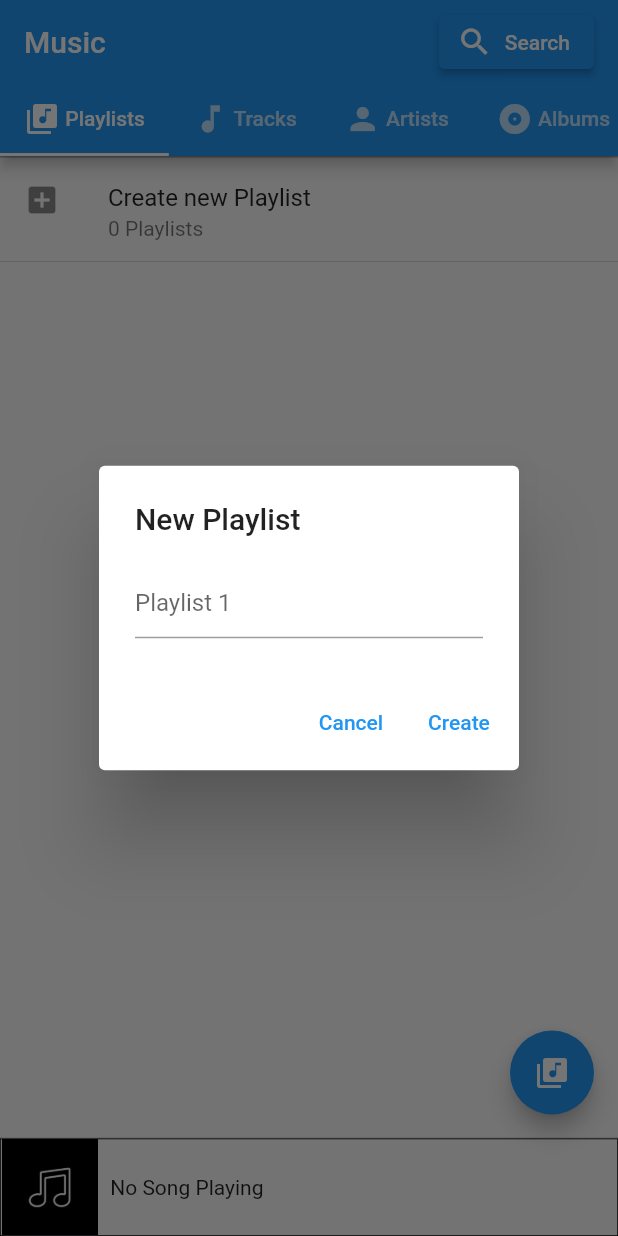
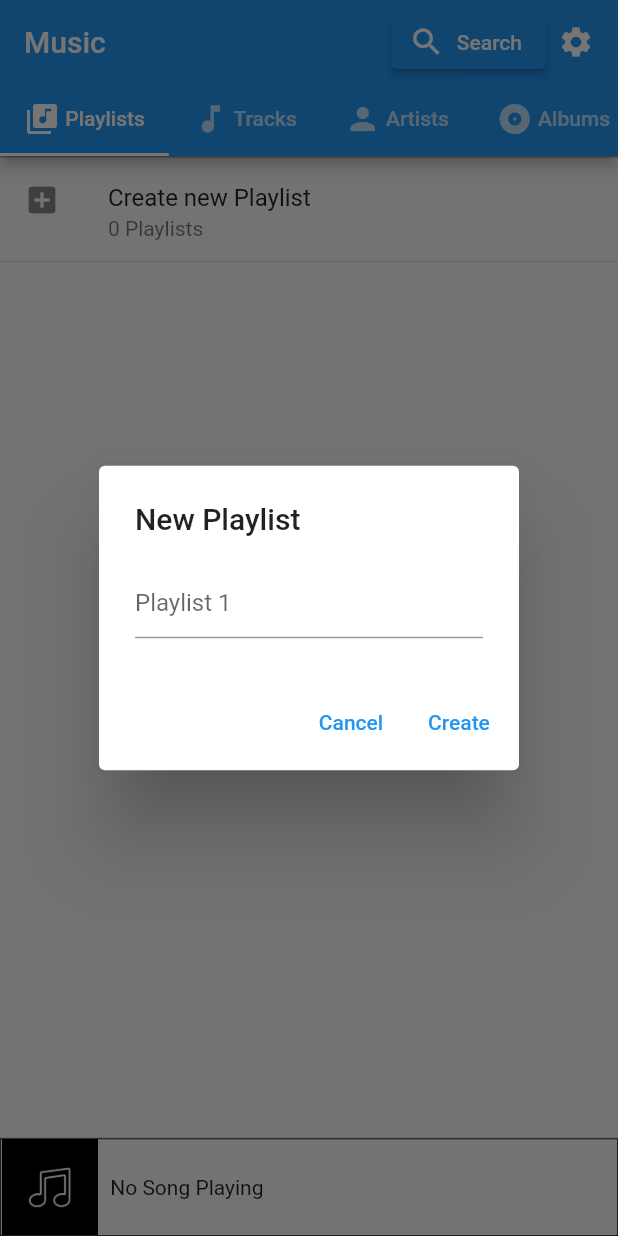
Before and after one commit to Genteel01/music_app, a Flutter app: the screen it shows after launch, after a tap on "Create new Playlist", on a phone screen of 412 x 824 dp. Run offline on Flutter 3.47's test engine with Material 2 defaults, Android fonts, the phone set to English and light mode, and no system bars; our stand-ins replace file_picker, just_audio; missing offline and left inert: draggable_scrollbar, enum_to_string, flutter_media_metadata.

Commit message:
Can now change where you look for songs
Also am now checking if there is only 1 track/playlist/artist/album so the text doesn't display the plural

```diff
--- a/music_app/lib/AlbumList.dart
+++ b/music_app/lib/AlbumList.dart
@@ -39,7 +39,7 @@ class _AlbumListState extends State<AlbumList> {
                         {
                           return Padding(
                             padding: const EdgeInsets.all(8.0),
-                            child: Align(alignment: Alignment.centerLeft, child: Text(dataModel.albums.length.toString() + " Albums", style: TextStyle(fontSize: 16,),)),
+                            child: Align(alignment: Alignment.centerLeft, child: Text(dataModel.albums.length == 1 ? dataModel.albums.length.toString() + " Album" : dataModel.albums.length.toString() + " Albums", style: TextStyle(fontSize: 16,),)),
                           );
                         }
                         var album = dataModel.albums[index - 1];
@@ -83,7 +83,7 @@ class _AlbumListItemState extends State<AlbumListItem> {
       child: ListTile(
         selected: dataModel.selectedIndices.contains(dataModel.albums.indexOf(widget.album)),
         title: Text(widget.album.name),
-        trailing: Text(widget.album.songs.length.toString() + " tracks"),
+        trailing: Text(widget.album.songs.length == 1 ? widget.album.songs.length.toString() + " track" : widget.album.songs.length.toString() + " tracks"),
         subtitle: Text(widget.album.albumArtist),
         leading: SizedBox(width: 50, height: 50, child: widget.album.albumArt == null ? Image.asset("assets/images/music_note.jpg") : Image.memory(widget.album.albumArt!)),
         onTap: () => {
--- a/music_app/lib/ArtistList.dart
+++ b/music_app/lib/ArtistList.dart
@@ -39,7 +39,7 @@ class _ArtistListState extends State<ArtistList> {
                         {
                           return Padding(
                             padding: const EdgeInsets.all(8.0),
-                            child: Align(alignment: Alignment.centerLeft, child: Text(dataModel.artists.length.toString() + " Artists", style: TextStyle(fontSize: 16,),)),
+                            child: Align(alignment: Alignment.centerLeft, child: Text(dataModel.artists.length == 1 ? dataModel.artists.length.toString() + " Artist" : dataModel.artists.length.toString() + " Artists", style: TextStyle(fontSize: 16,),)),
                           );
                         }
                         var artist = dataModel.artists[index - 1];
@@ -85,7 +85,7 @@ class _ArtistListItemState extends State<ArtistListItem> {
         child: ListTile(
           selected: dataModel.selectedIndices.contains(dataModel.artists.indexOf(widget.artist)),
           title: Text(widget.artist.name),
-          trailing: Text(widget.artist.songs.length.toString() + " tracks"),
+          trailing: Text(widget.artist.songs.length == 1 ? widget.artist.songs.length.toString() + " track" : widget.artist.songs.length.toString() + " tracks"),
           leading: SizedBox(width: 50, height: 50, child: !widget.artist.songs.any((element) => dataModel.getAlbumArt(element) != null) ? Image.asset("assets/images/music_note.jpg") : Image.memory(dataModel.getAlbumArt(widget.artist.songs.firstWhere((element) => dataModel.getAlbumArt(element) != null))!)),
           onTap: () async => {
             if(dataModel.selectedIndices.length == 0)
--- a/music_app/lib/DataModel.dart
+++ b/music_app/lib/DataModel.dart
@@ -4,6 +4,7 @@ import 'dart:math';
 import 'dart:typed_data';
 
 import 'package:file_picker/file_picker.dart';
+import 'package:flutter/cupertino.dart';
 import 'package:flutter/material.dart';
 import 'package:flutter/widgets.dart';
 import 'package:flutter_media_metadata/flutter_media_metadata.dart';
@@ -38,9 +39,7 @@ class DataModel extends ChangeNotifier {
   List<Album> albums = [];
   List<Playlist> playlists = [];
 
-  Settings settings = Settings(upNext: [], shuffle: false, loop: LoopType.none, playingIndex: 0, startingIndex: 0, songPaths: [], originalSongPaths: [], originalUpNext: []);
-
-  List<String> directoryPaths = [];
+  Settings settings = Settings(upNext: [], shuffle: false, loop: LoopType.none, playingIndex: 0, startingIndex: 0, songPaths: [], originalSongPaths: [], originalUpNext: [], directoryPaths: []);
 
   String appDocumentsDirectory = "";
 
@@ -204,19 +203,25 @@ class DataModel extends ChangeNotifier {
   //Adds a new directory to the places where you look for songs
   Future<void> getNewDirectory() async
   {
-    //TODO remove this line once I stop testing with a system reset button
-    appDocumentsDirectory = await getAppDocumentsDirectory();
     //Have the user pick a new location to look for music
     String? newDirectoryPath = await FilePicker.platform.getDirectoryPath();
-    if(newDirectoryPath != null)
+    if(newDirectoryPath != null && !settings.directoryPaths.contains(newDirectoryPath))
     {
-      directoryPaths.add(newDirectoryPath);
+      settings.directoryPaths.add(newDirectoryPath);
     }
-    //Save this location to the file
-    String directoryPathsJson = jsonEncode(directoryPaths);
-    File(appDocumentsDirectory + "/music_locations.txt").writeAsString(directoryPathsJson);
+    await saveSettings();
+    await fetch();
+    notifyListeners();
   }
 
+  Future<void> removeDirectoryPath(String path) async
+  {
+    settings.directoryPaths.remove(path);
+    await saveSettings();
+    await deleteSongList();
+    await fetch();
+    notifyListeners();
+  }
   void createPlaylist(String playlistName)
   {
     String finalName = playlistName == "" ? "Playlist " + (playlists.length + 1).toString() : playlistName;
@@ -273,20 +278,6 @@ class DataModel extends ChangeNotifier {
     playlists.clear();
 
 
-    /*//If you haven't already got locations to look for music
-    if(!File(appDocumentsDirectory + "/music_locations.txt").existsSync())
-      {
-          await getNewDirectory();
-      }*/
-    //If you have already got locations then load them.
-    try
-      {
-        directoryPaths = jsonDecode(File(appDocumentsDirectory + "/music_locations.txt").readAsStringSync()).cast<String>();
-      }
-    catch (error)
-    {
-      await getNewDirectory();
-    }
     var retriever = new MetadataRetriever();
     //If the album art directory doesn't exist create it
     if(!Directory(appDocumentsDirectory + "/albumart").existsSync())
@@ -314,12 +305,28 @@ class DataModel extends ChangeNotifier {
       var jsonFile = jsonDecode(songsFile);
       songs = await Song.loadSongFile(jsonFile);
     }
+    //Load your settings file
+    try
+    {
+      String settingsFile = await File(appDocumentsDirectory + "/settings.txt").readAsString();
+      var jsonFile = jsonDecode(settingsFile);
+      settings = Settings.fromJson(jsonFile);
+      settings.loadSongs(songs);
+      if(settings.currentlyPlaying != null)
+      {
+        await audioPlayer.setFilePath(settings.currentlyPlaying!.filePath);
+        audioPlayer.pause();
+      }
+    }
+    catch(error){
+
+    }
     //Sort the songs into artists and albums
     songs.forEach((element) {
       addToArtistsAndAlbums(element, null, null);
     });
     //Check for new songs within the directories you are looking at
-    await Future.forEach(directoryPaths, (String directoryPath) async {
+    await Future.forEach(settings.directoryPaths, (String directoryPath) async {
       //TODO wrap this in a try catch block to deal with the cases where it tries to map inaccessible system files
       var directoryMap = Directory(directoryPath).listSync(recursive: true);
       await Future.forEach(directoryMap, (FileSystemEntity filePath) async {
@@ -354,20 +361,6 @@ class DataModel extends ChangeNotifier {
       var jsonFile = jsonDecode(playlistsFile);
       playlists = Playlist.loadPlaylistFile(jsonFile, songs);
     }
-    //Load your settings file
-    try
-    {
-      String settingsFile = await File(appDocumentsDirectory + "/settings.txt").readAsString();
-      var jsonFile = jsonDecode(settingsFile);
-      settings = Settings.fromJson(jsonFile);
-      settings.loadSongs(songs);
-      if(settings.currentlyPlaying != null)
-        {
-          await audioPlayer.setFilePath(settings.currentlyPlaying!.filePath);
-          audioPlayer.pause();
-        }
-    }
-    catch(error){}
     //Sort the song and album lists
     sortByTrackName(songs);
     //sortByDuration(songs);
@@ -706,7 +699,10 @@ class DataModel extends ChangeNotifier {
   playRandomSong(List<Song> futureSongs)
   {
     settings.shuffle = true;
-    setCurrentlyPlaying(futureSongs[randomNumbers.nextInt(futureSongs.length)], futureSongs);
+    if(futureSongs.length > 0)
+      {
+        setCurrentlyPlaying(futureSongs[randomNumbers.nextInt(futureSongs.length)], futureSongs);
+      }
     saveSettings();
   }
 
@@ -746,9 +742,9 @@ class DataModel extends ChangeNotifier {
       }
   }
 
-  void saveSettings()
+  Future<void> saveSettings() async
   {
-    File(appDocumentsDirectory + "/settings.txt").writeAsString(jsonEncode(settings.toJson()));
+    await File(appDocumentsDirectory + "/settings.txt").writeAsString(jsonEncode(settings.toJson()));
   }
 
   void savePlaylists()
@@ -757,4 +753,11 @@ class DataModel extends ChangeNotifier {
     File(appDocumentsDirectory + "/playlists.txt").writeAsString(playlistsJson);
   }
 
+  Future<void> deleteSongList() async
+  {
+    if(File(appDocumentsDirectory + "/songs.txt").existsSync())
+    {
+      await File(appDocumentsDirectory + "/songs.txt").delete();
+    }
+  }
 }
--- a/music_app/lib/PlaylistDetails.dart
+++ b/music_app/lib/PlaylistDetails.dart
@@ -7,7 +7,20 @@ import 'package:provider/provider.dart';
 
 import 'DataModel.dart';
 import 'Playlist.dart';
-
+//TODO do the menu (with settings, rename, delete, and reorder options)
+/*
+*           PopupMenuButton<String>(
+            onSelected: handleClick,
+            itemBuilder: (BuildContext context) {
+              return {'Logout', 'Settings'}.map((String choice) {
+                return PopupMenuItem<String>(
+                  value: choice,
+                  child: Text(choice),
+                );
+              }).toList();
+            },
+          ),
+* */
 class PlaylistDetails extends StatelessWidget {
   final int index;
 
--- a/music_app/lib/PlaylistList.dart
+++ b/music_app/lib/PlaylistList.dart
@@ -65,7 +65,7 @@ class PlaylistListBuilder extends StatelessWidget {
                         child: ListTile(
                           leading: Icon(Icons.add_box),
                           title: Text("Create new Playlist"),
-                          subtitle: Text(dataModel.playlists.length.toString() + " Playlists"),
+                          subtitle: Text(dataModel.playlists.length == 1 ? dataModel.playlists.length.toString() + " Playlist" : dataModel.playlists.length.toString() + " Playlists"),
                           onTap: () => {
                             showDialog<bool>(
                                 context: context,
@@ -106,7 +106,7 @@ class PlaylistListBuilder extends StatelessWidget {
                     child: ListTile(
                       selected: !addingToPlaylist && dataModel.selectedIndices.contains(dataModel.playlists.indexOf(playlist)),
                       title: Text(playlist.name),
-                      trailing: Text(playlist.songs.length.toString() + " Tracks"),
+                      trailing: Text(playlist.songs.length == 1 ? playlist.songs.length.toString() + " Track" : playlist.songs.length.toString() + " Tracks"),
                       onTap: () => {
                         if(addingToPlaylist)
                           {
--- a/music_app/lib/SongList.dart
+++ b/music_app/lib/SongList.dart
@@ -68,7 +68,7 @@ class ShuffleButton extends StatelessWidget {
       child: Align(alignment: Alignment.centerLeft,
         child: Column(mainAxisSize: MainAxisSize.min,
           children: [
-            ElevatedButton.icon(onPressed: () => {dataModel.playRandomSong(futureSongs)}, icon: Icon(Icons.shuffle), label: Text("Shuffle " + futureSongs.length.toString() + " tracks")),
+            ElevatedButton.icon(onPressed: () => {dataModel.playRandomSong(futureSongs)}, icon: Icon(Icons.shuffle), label: Text(futureSongs.length == 1 ? "Shuffle " + futureSongs.length.toString() + " track" : "Shuffle " + futureSongs.length.toString() + " tracks" )),
           ],
         ),
       ),
--- a/music_app/lib/main.dart
+++ b/music_app/lib/main.dart
@@ -1,6 +1,7 @@
 import 'package:flutter/material.dart';
 import 'package:music_app/ArtistList.dart';
 import 'package:music_app/Search.dart';
+import 'package:music_app/Settings.dart';
 import 'package:provider/provider.dart';
 
 import 'Album.dart';
@@ -29,7 +30,6 @@ import 'SongList.dart';
 //TODO deleting playlists from the playlist details screen
 
 //TODO lock screen and notifications pulldown controls
-//TODO settings page with adding and removing locations to look for music
 void main() {
   runApp(MyApp());
 }
@@ -59,6 +59,7 @@ class MyTabBar extends StatelessWidget {
   ];
 
   final TextEditingController searchController = TextEditingController();
+
   @override
   Widget build(BuildContext context) {
     return Consumer<DataModel>(
@@ -69,16 +70,6 @@ class MyTabBar extends StatelessWidget {
     return DefaultTabController(
       length: myTabs.length,
       child: Scaffold(
-        floatingActionButton: FloatingActionButton(
-          child: Icon(Icons.library_music), onPressed: () async => {
-          if(!dataModel.loading)
-            {
-              dataModel.directoryPaths = [],
-              await dataModel.getNewDirectory(),
-              await dataModel.fetch()
-            }
-        },
-        ),
         bottomNavigationBar: CurrentlyPlayingBar(),
         appBar: dataModel.selectedIndices.length > 0 ? AppBar(
             title: SelectingAppBarTitle(),
@@ -89,6 +80,8 @@ class MyTabBar extends StatelessWidget {
               //Title
               Text("Music"),
               //Search Button
+              Row(
+                children: [
                   ElevatedButton.icon(onPressed: () => {
                     showModalBottomSheet<void>(
                       isScrollControlled: true,
@@ -120,7 +113,19 @@ class MyTabBar extends StatelessWidget {
                       searchController.text = "",
                       dataModel.searchResults.clear()
                     })
-              }, icon: Icon(Icons.search), label: Text("Search"))
+                  }, icon: Icon(Icons.search), label: Text("Search")),
+                  //Menu
+                  Padding(
+                    padding: const EdgeInsets.only(left: 8.0),
+                    child: InkWell(child: Icon(Icons.settings), onTap: () => {
+                      Navigator.push(context, MaterialPageRoute(
+                          builder: (context) {
+                            return SettingsPage();
+                          }))
+                    },),
+                  ),
+                ],
+              ),
             ],
           ),
           bottom: TabBar(
```
Also changed, not shown: music_app/lib/Settings.dart (+114 -2 lines). Lines whose indentation alone changed are shown as unchanged.
